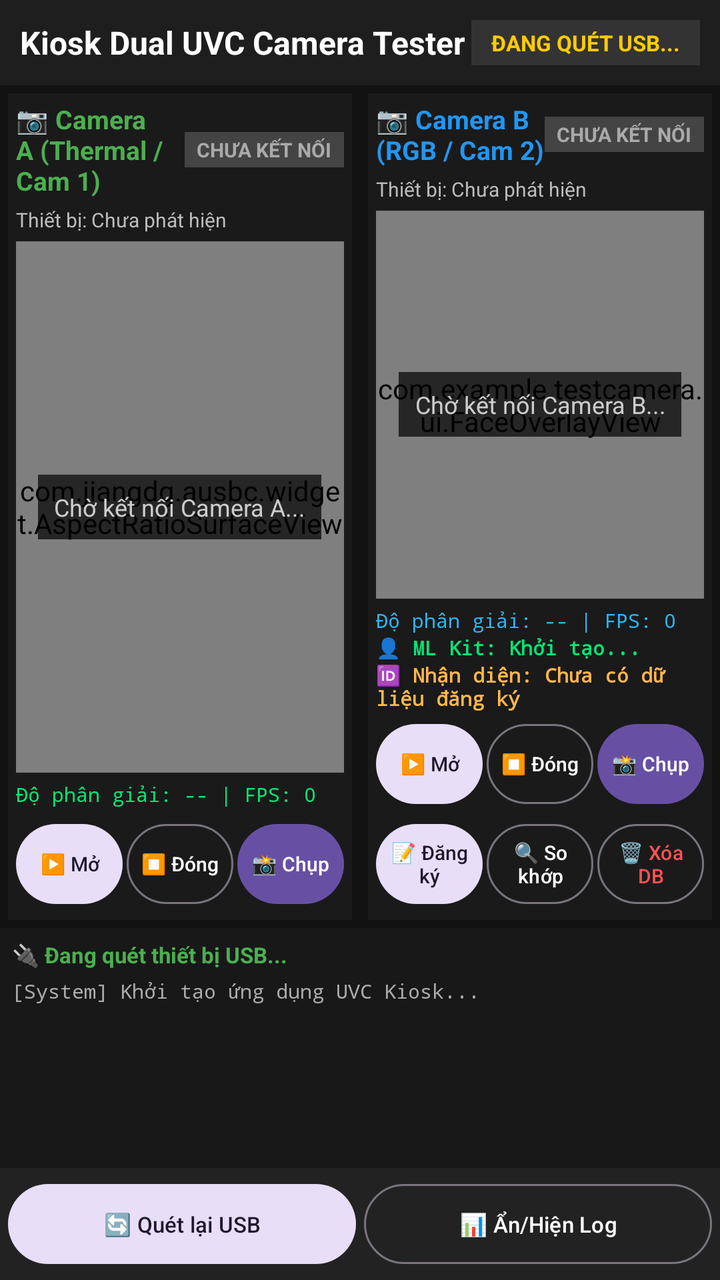
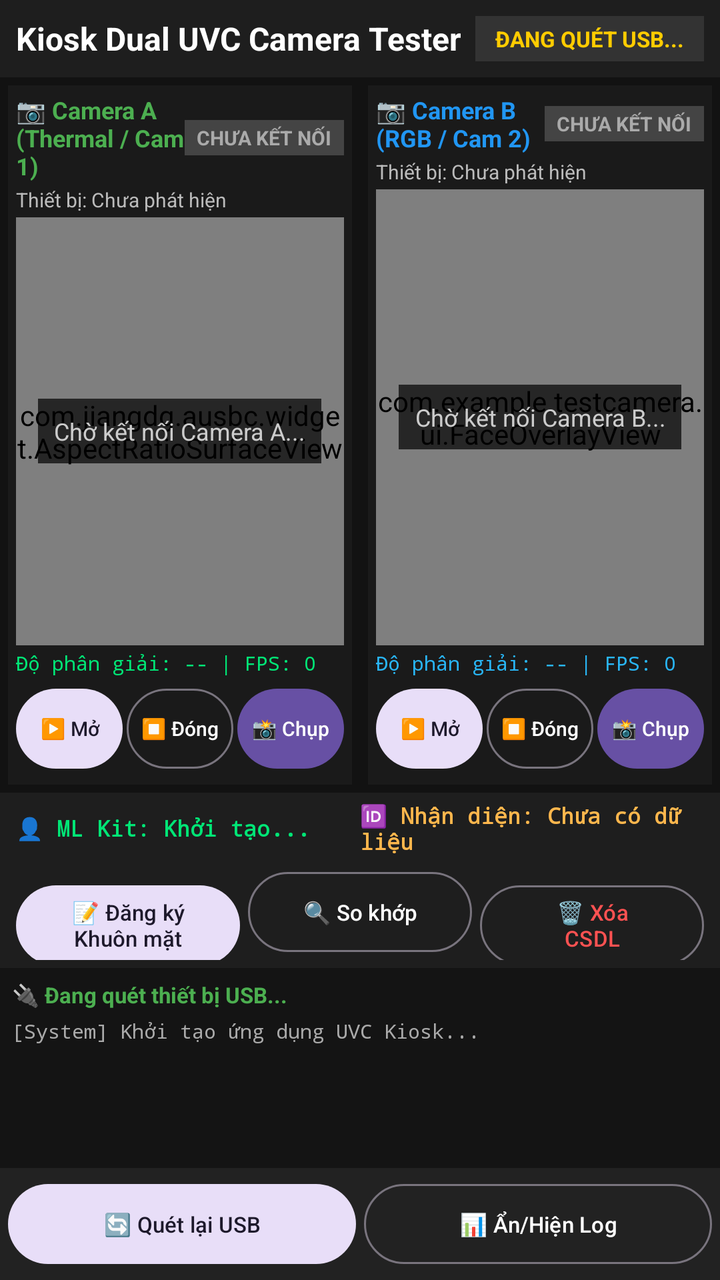

Two renders of the same Android screen: before a commit and after it. Below are the layout's source before the change and the commit's diff.
<!-- AndroidManifest.xml: application theme Theme.TestCamera -->
<!-- res/layout/fragment_kiosk_camera.xml -->
<?xml version="1.0" encoding="utf-8"?>
<LinearLayout xmlns:android="http://schemas.android.com/apk/res/android"
    xmlns:tools="http://schemas.android.com/tools"
    android:layout_width="match_parent"
    android:layout_height="match_parent"
    android:orientation="vertical"
    android:background="#121212">

    
    <LinearLayout
        android:layout_width="match_parent"
        android:layout_height="wrap_content"
        android:background="#1E1E1E"
        android:orientation="horizontal"
        android:padding="10dp"
        android:gravity="center_vertical">

        <TextView
            android:layout_width="0dp"
            android:layout_height="wrap_content"
            android:layout_weight="1"
            android:text="Kiosk Dual UVC Camera Tester"
            android:textColor="#FFFFFF"
            android:textSize="16sp"
            android:textStyle="bold" />

        <TextView
            android:id="@+id/tvMainStatusBadge"
            android:layout_width="wrap_content"
            android:layout_height="wrap_content"
            android:background="#333333"
            android:paddingHorizontal="10dp"
            android:paddingVertical="4dp"
            android:text="ĐANG QUÉT USB..."
            android:textColor="#FFCC00"
            android:textSize="11sp"
            android:textStyle="bold" />
    </LinearLayout>

    
    <LinearLayout
        android:layout_width="match_parent"
        android:layout_height="0dp"
        android:layout_weight="1"
        android:orientation="horizontal"
        android:baselineAligned="false">

        
        <LinearLayout
            android:layout_width="0dp"
            android:layout_height="match_parent"
            android:layout_weight="1"
            android:layout_margin="4dp"
            android:background="#1A1A1A"
            android:orientation="vertical"
            android:padding="4dp">

            
            <LinearLayout
                android:layout_width="match_parent"
                android:layout_height="wrap_content"
                android:orientation="horizontal"
                android:gravity="center_vertical"
                android:paddingBottom="4dp">

                <TextView
                    android:id="@+id/tvTitleA"
                    android:layout_width="0dp"
                    android:layout_height="wrap_content"
                    android:layout_weight="1"
                    android:text="📷 Camera A (Thermal / Cam 1)"
                    android:textColor="#4CAF50"
                    android:textSize="13sp"
                    android:textStyle="bold" />

                <TextView
                    android:id="@+id/tvStatusBadgeA"
                    android:layout_width="wrap_content"
                    android:layout_height="wrap_content"
                    android:background="#444444"
                    android:paddingHorizontal="6dp"
                    android:paddingVertical="2dp"
                    android:text="CHƯA KẾT NỐI"
                    android:textColor="#AAAAAA"
                    android:textSize="10sp"
                    android:textStyle="bold" />
            </LinearLayout>

            
            <TextView
                android:id="@+id/tvDeviceInfoA"
                android:layout_width="match_parent"
                android:layout_height="wrap_content"
                android:text="Thiết bị: Chưa phát hiện"
                android:textColor="#BBBBBB"
                android:textSize="10sp"
                android:maxLines="1"
                android:ellipsize="end" />

            
            <FrameLayout
                android:id="@+id/cameraContainerA"
                android:layout_width="match_parent"
                android:layout_height="0dp"
                android:layout_weight="1"
                android:layout_marginVertical="4dp"
                android:background="#000000">

                <com.jiangdg.ausbc.widget.AspectRatioSurfaceView
                    android:id="@+id/uvcSurfaceViewA"
                    android:layout_width="match_parent"
                    android:layout_height="match_parent"
                    android:layout_gravity="center" />

                <TextView
                    android:id="@+id/tvOverlayA"
                    android:layout_width="wrap_content"
                    android:layout_height="wrap_content"
                    android:layout_gravity="center"
                    android:background="#B3000000"
                    android:padding="8dp"
                    android:text="Chờ kết nối Camera A..."
                    android:textAlignment="center"
                    android:textColor="#CCCCCC"
                    android:textSize="12sp" />
            </FrameLayout>

            
            <TextView
                android:id="@+id/tvStatsA"
                android:layout_width="match_parent"
                android:layout_height="wrap_content"
                android:text="Độ phân giải: -- | FPS: 0"
                android:textColor="#00E676"
                android:textSize="10sp"
                android:fontFamily="monospace" />

            
            <LinearLayout
                android:layout_width="match_parent"
                android:layout_height="wrap_content"
                android:orientation="horizontal"
                android:paddingTop="4dp">

                <Button
                    android:id="@+id/btnConnectA"
                    style="@style/Widget.Material3.Button.TonalButton"
                    android:layout_width="0dp"
                    android:layout_height="wrap_content"
                    android:layout_weight="1"
                    android:layout_marginEnd="2dp"
                    android:paddingHorizontal="4dp"
                    android:text="▶️ Mở"
                    android:textSize="10sp" />

                <Button
                    android:id="@+id/btnStopA"
                    style="@style/Widget.Material3.Button.OutlinedButton"
                    android:layout_width="0dp"
                    android:layout_height="wrap_content"
                    android:layout_weight="1"
                    android:layout_marginEnd="2dp"
                    android:paddingHorizontal="4dp"
                    android:text="⏹️ Đóng"
                    android:textColor="#FFFFFF"
                    android:textSize="10sp" />

                <Button
                    android:id="@+id/btnCaptureA"
                    android:layout_width="0dp"
                    android:layout_height="wrap_content"
                    android:layout_weight="1"
                    android:paddingHorizontal="4dp"
                    android:text="📸 Chụp"
                    android:textSize="10sp" />
            </LinearLayout>
        </LinearLayout>

        
        <LinearLayout
            android:layout_width="0dp"
            android:layout_height="match_parent"
            android:layout_weight="1"
            android:layout_margin="4dp"
            android:background="#1A1A1A"
            android:orientation="vertical"
            android:padding="4dp">

            
            <LinearLayout
                android:layout_width="match_parent"
                android:layout_height="wrap_content"
                android:orientation="horizontal"
                android:gravity="center_vertical"
                android:paddingBottom="4dp">

                <TextView
                    android:id="@+id/tvTitleB"
                    android:layout_width="0dp"
                    android:layout_height="wrap_content"
                    android:layout_weight="1"
                    android:text="📷 Camera B (RGB / Cam 2)"
                    android:textColor="#2196F3"
                    android:textSize="13sp"
                    android:textStyle="bold" />

                <TextView
                    android:id="@+id/tvStatusBadgeB"
                    android:layout_width="wrap_content"
                    android:layout_height="wrap_content"
                    android:background="#444444"
                    android:paddingHorizontal="6dp"
                    android:paddingVertical="2dp"
                    android:text="CHƯA KẾT NỐI"
                    android:textColor="#AAAAAA"
                    android:textSize="10sp"
                    android:textStyle="bold" />
            </LinearLayout>

            
            <TextView
                android:id="@+id/tvDeviceInfoB"
                android:layout_width="match_parent"
                android:layout_height="wrap_content"
                android:text="Thiết bị: Chưa phát hiện"
                android:textColor="#BBBBBB"
                android:textSize="10sp"
                android:maxLines="1"
                android:ellipsize="end" />

            
            <FrameLayout
                android:id="@+id/cameraContainerB"
                android:layout_width="match_parent"
                android:layout_height="0dp"
                android:layout_weight="1"
                android:layout_marginVertical="4dp"
                android:background="#000000">

                <com.jiangdg.ausbc.widget.AspectRatioSurfaceView
                    android:id="@+id/uvcSurfaceViewB"
                    android:layout_width="match_parent"
                    android:layout_height="match_parent"
                    android:layout_gravity="center" />

                <com.example.testcamera.ui.FaceOverlayView
                    android:id="@+id/faceOverlayB"
                    android:layout_width="match_parent"
                    android:layout_height="match_parent" />

                <TextView
                    android:id="@+id/tvOverlayB"
                    android:layout_width="wrap_content"
                    android:layout_height="wrap_content"
                    android:layout_gravity="center"
                    android:background="#B3000000"
                    android:padding="8dp"
                    android:text="Chờ kết nối Camera B..."
                    android:textAlignment="center"
                    android:textColor="#CCCCCC"
                    android:textSize="12sp" />
            </FrameLayout>

            
            <TextView
                android:id="@+id/tvStatsB"
                android:layout_width="match_parent"
                android:layout_height="wrap_content"
                android:text="Độ phân giải: -- | FPS: 0"
                android:textColor="#29B6F6"
                android:textSize="10sp"
                android:fontFamily="monospace" />

            
            <TextView
                android:id="@+id/tvFaceStatusB"
                android:layout_width="match_parent"
                android:layout_height="wrap_content"
                android:text="👤 ML Kit: Khởi tạo..."
                android:textColor="#00E676"
                android:textSize="10sp"
                android:textStyle="bold"
                android:fontFamily="monospace" />

            
            <TextView
                android:id="@+id/tvRecognitionResultB"
                android:layout_width="match_parent"
                android:layout_height="wrap_content"
                android:text="🆔 Nhận diện: Chưa có dữ liệu đăng ký"
                android:textColor="#FFB74D"
                android:textSize="10sp"
                android:textStyle="bold"
                android:fontFamily="monospace" />

            
            <LinearLayout
                android:layout_width="match_parent"
                android:layout_height="wrap_content"
                android:orientation="horizontal"
                android:paddingTop="2dp">

                <Button
                    android:id="@+id/btnConnectB"
                    style="@style/Widget.Material3.Button.TonalButton"
                    android:layout_width="0dp"
                    android:layout_height="wrap_content"
                    android:layout_weight="1"
                    android:layout_marginEnd="2dp"
                    android:paddingHorizontal="4dp"
                    android:text="▶️ Mở"
                    android:textSize="10sp" />

                <Button
                    android:id="@+id/btnStopB"
                    style="@style/Widget.Material3.Button.OutlinedButton"
                    android:layout_width="0dp"
                    android:layout_height="wrap_content"
                    android:layout_weight="1"
                    android:layout_marginEnd="2dp"
                    android:paddingHorizontal="4dp"
                    android:text="⏹️ Đóng"
                    android:textColor="#FFFFFF"
                    android:textSize="10sp" />

                <Button
                    android:id="@+id/btnCaptureB"
                    android:layout_width="0dp"
                    android:layout_height="wrap_content"
                    android:layout_weight="1"
                    android:paddingHorizontal="4dp"
                    android:text="📸 Chụp"
                    android:textSize="10sp" />
            </LinearLayout>

            
            <LinearLayout
                android:layout_width="match_parent"
                android:layout_height="wrap_content"
                android:orientation="horizontal"
                android:paddingTop="2dp">

                <Button
                    android:id="@+id/btnRegisterFaceB"
                    style="@style/Widget.Material3.Button.TonalButton"
                    android:layout_width="0dp"
                    android:layout_height="wrap_content"
                    android:layout_weight="1"
                    android:layout_marginEnd="2dp"
                    android:paddingHorizontal="4dp"
                    android:text="📝 Đăng ký"
                    android:textSize="10sp" />

                <Button
                    android:id="@+id/btnVerifyFaceB"
                    style="@style/Widget.Material3.Button.OutlinedButton"
                    android:layout_width="0dp"
                    android:layout_height="wrap_content"
                    android:layout_weight="1"
                    android:layout_marginEnd="2dp"
                    android:paddingHorizontal="4dp"
                    android:text="🔍 So khớp"
                    android:textColor="#FFFFFF"
                    android:textSize="10sp" />

                <Button
                    android:id="@+id/btnClearFacesB"
                    style="@style/Widget.Material3.Button.OutlinedButton"
                    android:layout_width="0dp"
                    android:layout_height="wrap_content"
                    android:layout_weight="1"
                    android:paddingHorizontal="4dp"
                    android:text="🗑️ Xóa DB"
                    android:textColor="#FF5252"
                    android:textSize="10sp" />
            </LinearLayout>
        </LinearLayout>

    </LinearLayout>

    
    <ScrollView
        android:id="@+id/scrollDiagnosticPanel"
        android:layout_width="match_parent"
        android:layout_height="120dp"
        android:background="#181818"
        android:padding="6dp">

        <LinearLayout
            android:layout_width="match_parent"
            android:layout_height="wrap_content"
            android:orientation="vertical">

            <TextView
                android:id="@+id/tvUsbDevicesInfo"
                android:layout_width="match_parent"
                android:layout_height="wrap_content"
                android:text="🔌 Đang quét thiết bị USB..."
                android:textColor="#4CAF50"
                android:textSize="11sp"
                android:textStyle="bold" />

            <TextView
                android:id="@+id/tvLogConsole"
                android:layout_width="match_parent"
                android:layout_height="wrap_content"
                android:paddingTop="4dp"
                android:fontFamily="monospace"
                android:text="[System] Khởi tạo ứng dụng UVC Kiosk...\n"
                android:textColor="#AAAAAA"
                android:textSize="10sp" />
        </LinearLayout>
    </ScrollView>

    
    <LinearLayout
        android:layout_width="match_parent"
        android:layout_height="wrap_content"
        android:background="#222222"
        android:orientation="horizontal"
        android:padding="4dp">

        <Button
            android:id="@+id/btnRefreshUsb"
            style="@style/Widget.Material3.Button.TonalButton"
            android:layout_width="0dp"
            android:layout_height="wrap_content"
            android:layout_weight="1"
            android:layout_marginEnd="4dp"
            android:text="🔄 Quét lại USB"
            android:textSize="11sp" />

        <Button
            android:id="@+id/btnToggleLogView"
            style="@style/Widget.Material3.Button.OutlinedButton"
            android:layout_width="0dp"
            android:layout_height="wrap_content"
            android:layout_weight="1"
            android:text="📊 Ẩn/Hiện Log"
            android:textColor="#FFFFFF"
            android:textSize="11sp" />
    </LinearLayout>

</LinearLayout>
<!-- resources referenced by this layout -->
<resources>
  <style name="Theme.TestCamera" parent="Base.Theme.TestCamera" />
  <style name="Base.Theme.TestCamera" parent="Theme.Material3.DayNight.NoActionBar">
          
          
      </style>
</resources>

<!-- the commit's change to res/layout/fragment_kiosk_camera.xml (unified diff, before → after) -->
@@ -12,7 +12,7 @@
         android:layout_height="wrap_content"
         android:background="#1E1E1E"
         android:orientation="horizontal"
-        android:padding="10dp"
+        android:padding="8dp"
         android:gravity="center_vertical">
 
         <TextView
@@ -61,7 +61,7 @@
                 android:layout_height="wrap_content"
                 android:orientation="horizontal"
                 android:gravity="center_vertical"
-                android:paddingBottom="4dp">
+                android:paddingBottom="2dp">
 
                 <TextView
                     android:id="@+id/tvTitleA"
@@ -70,7 +70,7 @@
                     android:layout_weight="1"
                     android:text="📷 Camera A (Thermal / Cam 1)"
                     android:textColor="#4CAF50"
-                    android:textSize="13sp"
+                    android:textSize="12sp"
                     android:textStyle="bold" />
 
                 <TextView
@@ -103,7 +103,7 @@
                 android:layout_width="match_parent"
                 android:layout_height="0dp"
                 android:layout_weight="1"
-                android:layout_marginVertical="4dp"
+                android:layout_marginVertical="2dp"
                 android:background="#000000">
 
                 <com.jiangdg.ausbc.widget.AspectRatioSurfaceView
@@ -140,7 +140,7 @@
                 android:layout_width="match_parent"
                 android:layout_height="wrap_content"
                 android:orientation="horizontal"
-                android:paddingTop="4dp">
+                android:paddingTop="2dp">
 
                 <Button
                     android:id="@+id/btnConnectA"
@@ -149,7 +149,7 @@
                     android:layout_height="wrap_content"
                     android:layout_weight="1"
                     android:layout_marginEnd="2dp"
-                    android:paddingHorizontal="4dp"
+                    android:paddingHorizontal="2dp"
                     android:text="▶️ Mở"
                     android:textSize="10sp" />
 
@@ -160,7 +160,7 @@
                     android:layout_height="wrap_content"
                     android:layout_weight="1"
                     android:layout_marginEnd="2dp"
-                    android:paddingHorizontal="4dp"
+                    android:paddingHorizontal="2dp"
                     android:text="⏹️ Đóng"
                     android:textColor="#FFFFFF"
                     android:textSize="10sp" />
@@ -170,7 +170,7 @@
                     android:layout_width="0dp"
                     android:layout_height="wrap_content"
                     android:layout_weight="1"
-                    android:paddingHorizontal="4dp"
+                    android:paddingHorizontal="2dp"
                     android:text="📸 Chụp"
                     android:textSize="10sp" />
             </LinearLayout>
@@ -192,7 +192,7 @@
                 android:layout_height="wrap_content"
                 android:orientation="horizontal"
                 android:gravity="center_vertical"
-                android:paddingBottom="4dp">
+                android:paddingBottom="2dp">
 
                 <TextView
                     android:id="@+id/tvTitleB"
@@ -201,7 +201,7 @@
                     android:layout_weight="1"
                     android:text="📷 Camera B (RGB / Cam 2)"
                     android:textColor="#2196F3"
-                    android:textSize="13sp"
+                    android:textSize="12sp"
                     android:textStyle="bold" />
 
                 <TextView
@@ -234,7 +234,7 @@
                 android:layout_width="match_parent"
                 android:layout_height="0dp"
                 android:layout_weight="1"
-                android:layout_marginVertical="4dp"
+                android:layout_marginVertical="2dp"
                 android:background="#000000">
 
                 <com.jiangdg.ausbc.widget.AspectRatioSurfaceView
@@ -272,118 +272,132 @@
                 android:fontFamily="monospace" />
 
             
+            <LinearLayout
+                android:layout_width="match_parent"
+                android:layout_height="wrap_content"
+                android:orientation="horizontal"
+                android:paddingTop="2dp">
+
+                <Button
+                    android:id="@+id/btnConnectB"
+                    style="@style/Widget.Material3.Button.TonalButton"
+                    android:layout_width="0dp"
+                    android:layout_height="wrap_content"
+                    android:layout_weight="1"
+                    android:layout_marginEnd="2dp"
+                    android:paddingHorizontal="2dp"
+                    android:text="▶️ Mở"
+                    android:textSize="10sp" />
+
+                <Button
+                    android:id="@+id/btnStopB"
+                    style="@style/Widget.Material3.Button.OutlinedButton"
+                    android:layout_width="0dp"
+                    android:layout_height="wrap_content"
+                    android:layout_weight="1"
+                    android:layout_marginEnd="2dp"
+                    android:paddingHorizontal="2dp"
+                    android:text="⏹️ Đóng"
+                    android:textColor="#FFFFFF"
+                    android:textSize="10sp" />
+
+                <Button
+                    android:id="@+id/btnCaptureB"
+                    android:layout_width="0dp"
+                    android:layout_height="wrap_content"
+                    android:layout_weight="1"
+                    android:paddingHorizontal="2dp"
+                    android:text="📸 Chụp"
+                    android:textSize="10sp" />
+            </LinearLayout>
+        </LinearLayout>
+
+    </LinearLayout>
+
+    
+    <LinearLayout
+        android:layout_width="match_parent"
+        android:layout_height="wrap_content"
+        android:background="#1E1E1E"
+        android:orientation="vertical"
+        android:paddingHorizontal="8dp"
+        android:paddingVertical="4dp">
+
+        <LinearLayout
+            android:layout_width="match_parent"
+            android:layout_height="wrap_content"
+            android:orientation="horizontal"
+            android:gravity="center_vertical">
+
             <TextView
                 android:id="@+id/tvFaceStatusB"
-                android:layout_width="match_parent"
-                android:layout_height="wrap_content"
+                android:layout_width="0dp"
+                android:layout_height="wrap_content"
+                android:layout_weight="1"
                 android:text="👤 ML Kit: Khởi tạo..."
                 android:textColor="#00E676"
-                android:textSize="10sp"
+                android:textSize="11sp"
                 android:textStyle="bold"
                 android:fontFamily="monospace" />
 
-            
             <TextView
                 android:id="@+id/tvRecognitionResultB"
-                android:layout_width="match_parent"
-                android:layout_height="wrap_content"
-                android:text="🆔 Nhận diện: Chưa có dữ liệu đăng ký"
+                android:layout_width="0dp"
+                android:layout_height="wrap_content"
+                android:layout_weight="1"
+                android:text="🆔 Nhận diện: Chưa có dữ liệu"
                 android:textColor="#FFB74D"
-                android:textSize="10sp"
+                android:textSize="11sp"
                 android:textStyle="bold"
                 android:fontFamily="monospace" />
-
-            
-            <LinearLayout
-                android:layout_width="match_parent"
-                android:layout_height="wrap_content"
-                android:orientation="horizontal"
-                android:paddingTop="2dp">
-
-                <Button
-                    android:id="@+id/btnConnectB"
-                    style="@style/Widget.Material3.Button.TonalButton"
-                    android:layout_width="0dp"
-                    android:layout_height="wrap_content"
-                    android:layout_weight="1"
-                    android:layout_marginEnd="2dp"
-                    android:paddingHorizontal="4dp"
-                    android:text="▶️ Mở"
-                    android:textSize="10sp" />
-
-                <Button
-                    android:id="@+id/btnStopB"
-                    style="@style/Widget.Material3.Button.OutlinedButton"
-                    android:layout_width="0dp"
-                    android:layout_height="wrap_content"
-                    android:layout_weight="1"
-                    android:layout_marginEnd="2dp"
-                    android:paddingHorizontal="4dp"
-                    android:text="⏹️ Đóng"
-                    android:textColor="#FFFFFF"
-                    android:textSize="10sp" />
-
-                <Button
-                    android:id="@+id/btnCaptureB"
-                    android:layout_width="0dp"
-                    android:layout_height="wrap_content"
-                    android:layout_weight="1"
-                    android:paddingHorizontal="4dp"
-                    android:text="📸 Chụp"
-                    android:textSize="10sp" />
-            </LinearLayout>
-
-            
-            <LinearLayout
-                android:layout_width="match_parent"
-                android:layout_height="wrap_content"
-                android:orientation="horizontal"
-                android:paddingTop="2dp">
-
-                <Button
-                    android:id="@+id/btnRegisterFaceB"
-                    style="@style/Widget.Material3.Button.TonalButton"
-                    android:layout_width="0dp"
-                    android:layout_height="wrap_content"
-                    android:layout_weight="1"
-                    android:layout_marginEnd="2dp"
-                    android:paddingHorizontal="4dp"
-                    android:text="📝 Đăng ký"
-                    android:textSize="10sp" />
-
-                <Button
-                    android:id="@+id/btnVerifyFaceB"
-                    style="@style/Widget.Material3.Button.OutlinedButton"
-                    android:layout_width="0dp"
-                    android:layout_height="wrap_content"
-                    android:layout_weight="1"
-                    android:layout_marginEnd="2dp"
-                    android:paddingHorizontal="4dp"
-                    android:text="🔍 So khớp"
-                    android:textColor="#FFFFFF"
-                    android:textSize="10sp" />
-
-                <Button
-                    android:id="@+id/btnClearFacesB"
-                    style="@style/Widget.Material3.Button.OutlinedButton"
-                    android:layout_width="0dp"
-                    android:layout_height="wrap_content"
-                    android:layout_weight="1"
-                    android:paddingHorizontal="4dp"
-                    android:text="🗑️ Xóa DB"
-                    android:textColor="#FF5252"
-                    android:textSize="10sp" />
-            </LinearLayout>
         </LinearLayout>
 
+        
+        <LinearLayout
+            android:layout_width="match_parent"
+            android:layout_height="wrap_content"
+            android:orientation="horizontal"
+            android:paddingTop="4dp">
+
+            <Button
+                android:id="@+id/btnRegisterFaceB"
+                style="@style/Widget.Material3.Button.TonalButton"
+                android:layout_width="0dp"
+                android:layout_height="wrap_content"
+                android:layout_weight="1"
+                android:layout_marginEnd="4dp"
+                android:text="📝 Đăng ký Khuôn mặt"
+                android:textSize="11sp" />
+
+            <Button
+                android:id="@+id/btnVerifyFaceB"
+                style="@style/Widget.Material3.Button.OutlinedButton"
+                android:layout_width="0dp"
+                android:layout_height="wrap_content"
+                android:layout_weight="1"
+                android:layout_marginEnd="4dp"
+                android:text="🔍 So khớp"
+                android:textColor="#FFFFFF"
+                android:textSize="11sp" />
+
+            <Button
+                android:id="@+id/btnClearFacesB"
+                style="@style/Widget.Material3.Button.OutlinedButton"
+                android:layout_width="0dp"
+                android:layout_height="wrap_content"
+                android:layout_weight="1"
+                android:text="🗑️ Xóa CSDL"
+                android:textColor="#FF5252"
+                android:textSize="11sp" />
+        </LinearLayout>
     </LinearLayout>
 
     
     <ScrollView
         android:id="@+id/scrollDiagnosticPanel"
         android:layout_width="match_parent"
-        android:layout_height="120dp"
-        android:background="#181818"
+        android:layout_height="100dp"
+        android:background="#141414"
         android:padding="6dp">
 
         <LinearLayout
